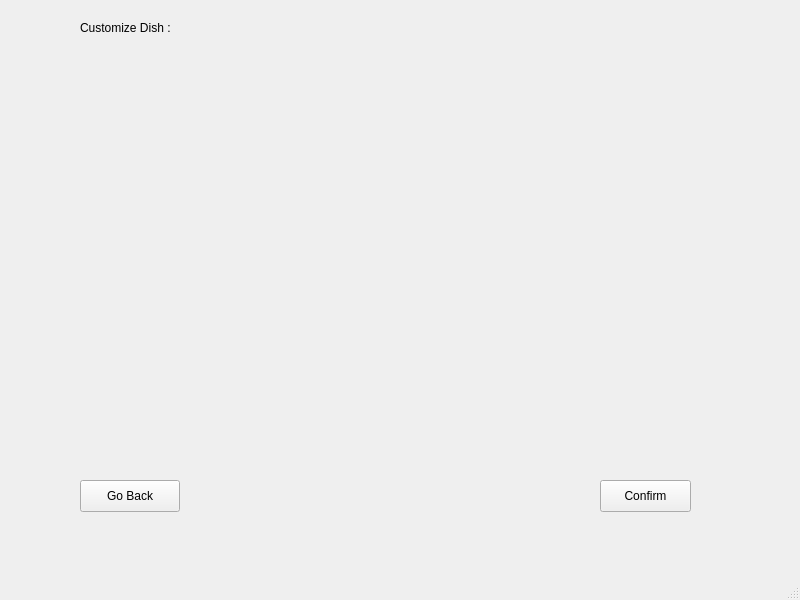
Old version of the form FoodOrderingApp/dish.ui in the repository xyang2316/OOP-project.
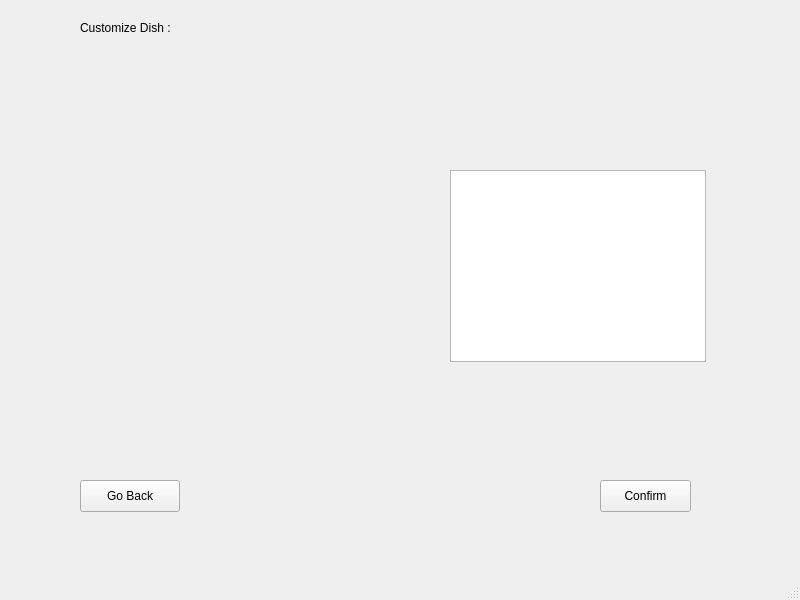
New version of the form.

Commit message: enable db for update dish

What changed in the file:
```diff
--- a/FoodOrderingApp/dish.ui
+++ b/FoodOrderingApp/dish.ui
@@ -64,6 +64,16 @@
      <string>Confirm</string>
     </property>
    </widget>
+   <widget class="QTableView" name="tableViewTest">
+    <property name="geometry">
+     <rect>
+      <x>450</x>
+      <y>170</y>
+      <width>256</width>
+      <height>192</height>
+     </rect>
+    </property>
+   </widget>
   </widget>
   <widget class="QMenuBar" name="menubar">
    <property name="geometry">
```
Left out of the diff: 2 changed lines with no effect on the pictures. The commit also changes 10 other files.
